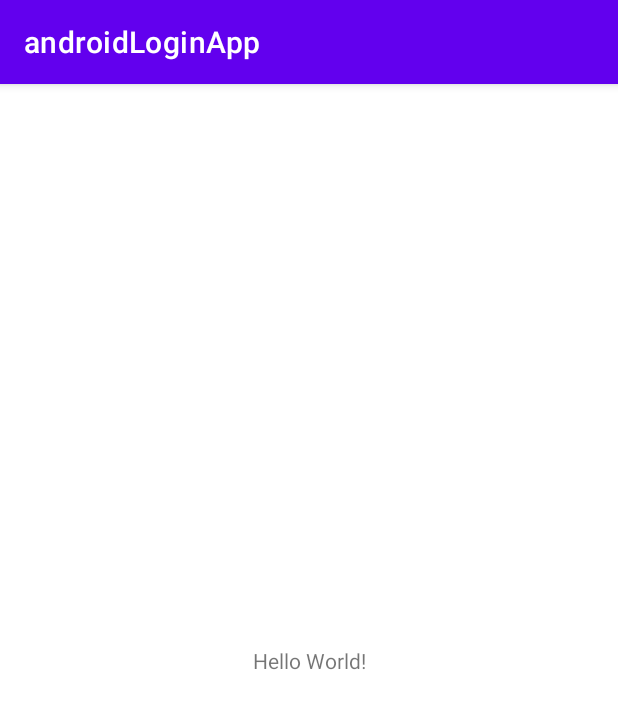
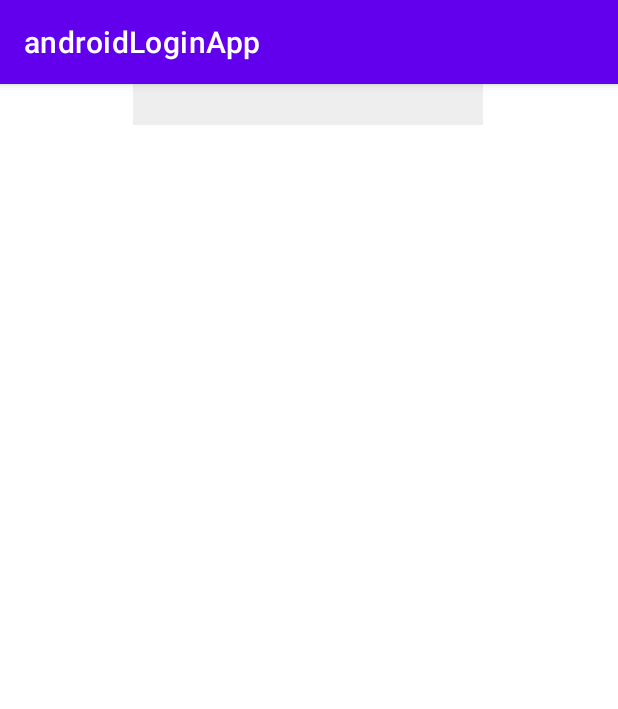
Before and after one commit to T-Moody/androidLoginApp, an Android app: the screen it shows after launch (MainActivity), on a phone screen of 412 x 824 dp. Shown: the top 709 px of the screen. Run offline under Robolectric (Android 15) with nearby library versions, the light colour scheme and no system bars.

Commit message:
Make logo and add password box

```diff
--- a/androidLoginApp/app/src/main/res/layout/activity_main.xml
+++ b/androidLoginApp/app/src/main/res/layout/activity_main.xml
@@ -6,13 +6,17 @@
     android:layout_height="match_parent"
     tools:context=".MainActivity">
 
-    <TextView
+    <EditText
+        android:id="@+id/editTextTextPassword"
         android:layout_width="wrap_content"
         android:layout_height="wrap_content"
-        android:text="Hello World!"
-        app:layout_constraintBottom_toBottomOf="parent"
-        app:layout_constraintLeft_toLeftOf="parent"
-        app:layout_constraintRight_toRightOf="parent"
-        app:layout_constraintTop_toTopOf="parent" />
+        android:background="#11000000"
+        android:ems="10"
+        android:inputType="textPassword"
+        android:textSize="20dp"
+        app:layout_constraintEnd_toEndOf="parent"
+        app:layout_constraintHorizontal_bias="0.497"
+        app:layout_constraintStart_toStartOf="parent"
+        tools:layout_editor_absoluteY="338dp" />
 
 </androidx.constraintlayout.widget.ConstraintLayout>
```
Also changed, not shown: androidLoginApp/app/src/main/res/drawable/PlanetLogo.png (added), 2 other files.
